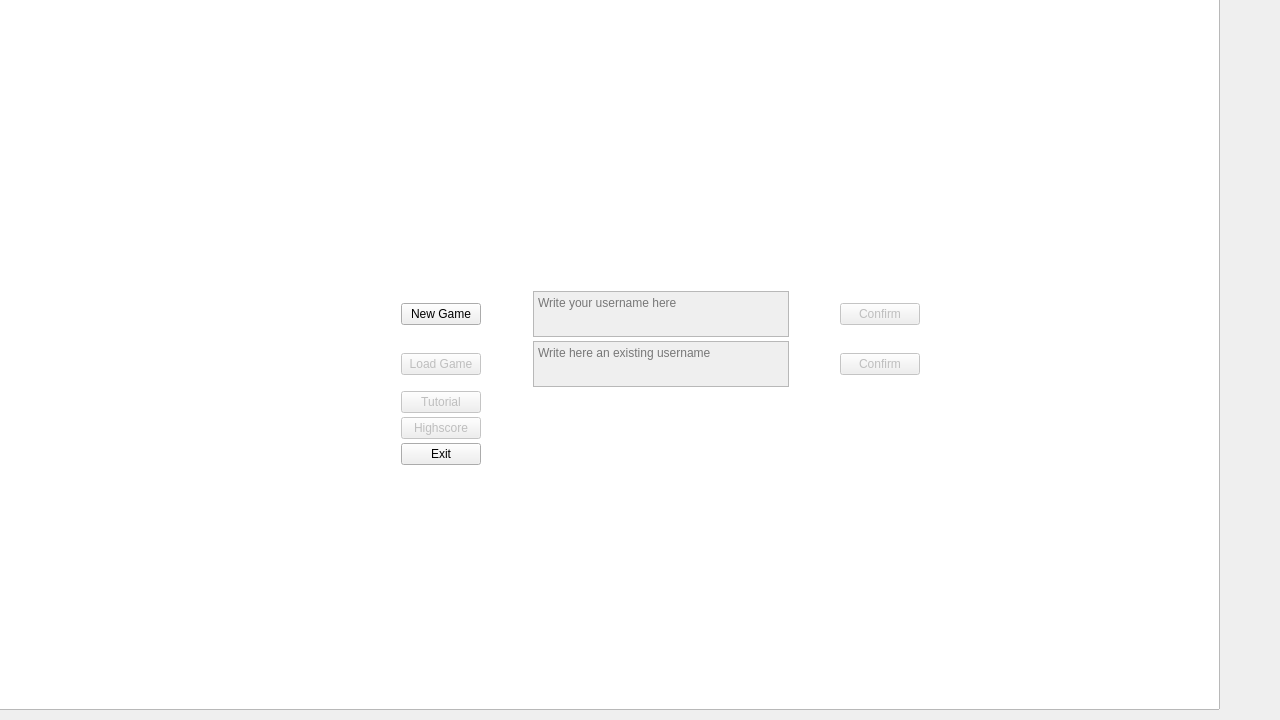
Above: ui/mainwindow.ui from MATF-RS19/RS009-escaperoom before the change. Below: the same form after it.
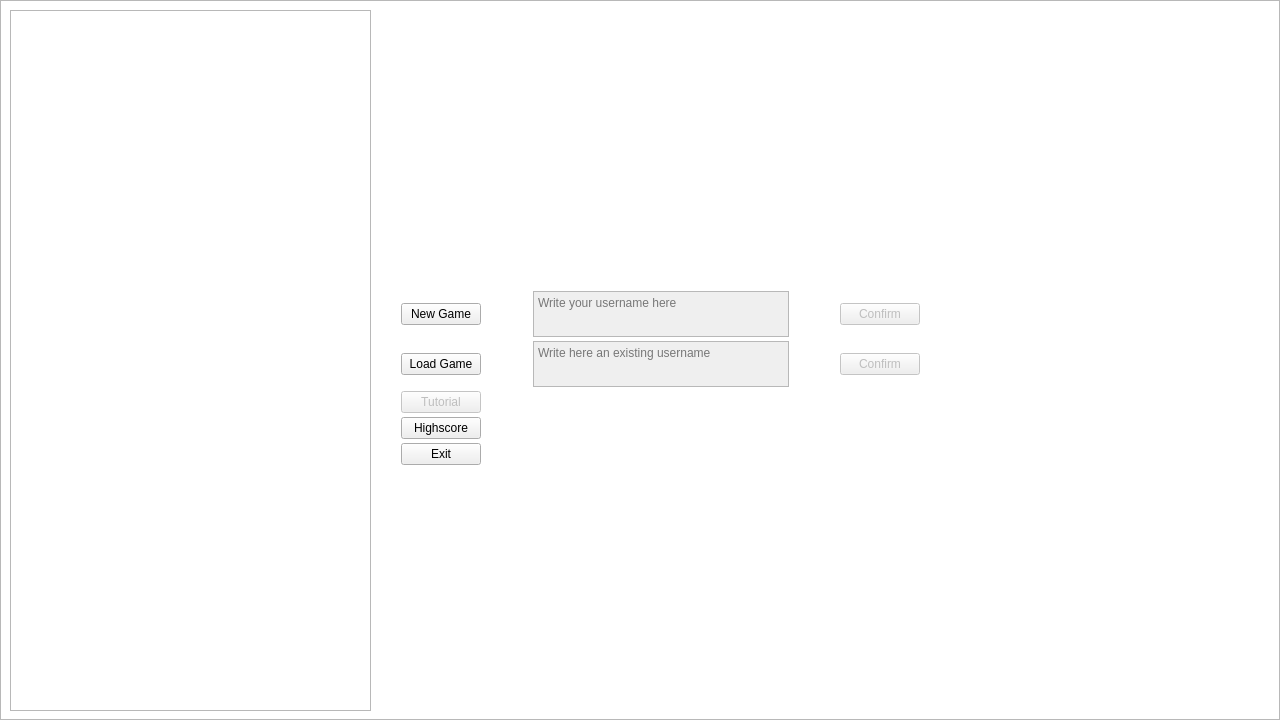
That is the form after the change.

Commit message: Writing and reading player information 	-Added function to newGame, loadGame and highscore buttons 		*When user click on newGame he/she will choose username and then start game 		*When user click on loadGame he/she will type existing username and his/her game will be loaded 		*When user click on highscore, sorted list of best player will be shown inside list on left side of window 	-On the end of the game, player username and score will be added to highscore file

What changed in the file:
```diff
--- a/ui/mainwindow.ui
+++ b/ui/mainwindow.ui
@@ -12,14 +12,14 @@
   </property>
   <property name="minimumSize">
    <size>
-    <width>800</width>
-    <height>450</height>
+    <width>1280</width>
+    <height>720</height>
    </size>
   </property>
   <property name="maximumSize">
    <size>
-    <width>1600</width>
-    <height>900</height>
+    <width>1280</width>
+    <height>720</height>
    </size>
   </property>
   <property name="windowTitle">
@@ -65,7 +65,7 @@
         </spacer>
        </item>
        <item>
-        <widget class="QTextEdit" name="textEdit">
+        <widget class="QTextEdit" name="newGameTE">
          <property name="enabled">
           <bool>false</bool>
          </property>
@@ -141,7 +141,7 @@
        <item>
         <widget class="QPushButton" name="loadGame_btn">
          <property name="enabled">
-          <bool>false</bool>
+          <bool>true</bool>
          </property>
          <property name="text">
           <string>Load Game</string>
@@ -162,7 +162,7 @@
         </spacer>
        </item>
        <item>
-        <widget class="QTextEdit" name="textEdit_2">
+        <widget class="QTextEdit" name="loadGameTE">
          <property name="enabled">
           <bool>false</bool>
          </property>
@@ -276,7 +276,7 @@
        <item>
         <widget class="QPushButton" name="highscore_btn">
          <property name="enabled">
-          <bool>false</bool>
+          <bool>true</bool>
          </property>
          <property name="text">
           <string>Highscore</string>
@@ -352,8 +352,8 @@
     </property>
     <property name="geometry">
      <rect>
-      <x>-60</x>
-      <y>-10</y>
+      <x>0</x>
+      <y>0</y>
       <width>1280</width>
       <height>720</height>
      </rect>
@@ -368,8 +368,22 @@
      <string extracomment="A starting window"/>
     </property>
    </widget>
+   <widget class="QListWidget" name="highscoreList">
+    <property name="geometry">
+     <rect>
+      <x>10</x>
+      <y>10</y>
+      <width>361</width>
+      <height>701</height>
+     </rect>
+    </property>
+    <property name="lineWidth">
+     <number>1</number>
+    </property>
+   </widget>
    <zorder>display</zorder>
    <zorder>verticalLayoutWidget</zorder>
+   <zorder>highscoreList</zorder>
   </widget>
  </widget>
  <layoutdefault spacing="6" margin="11"/>
```
The commit also changes 17 other files.
